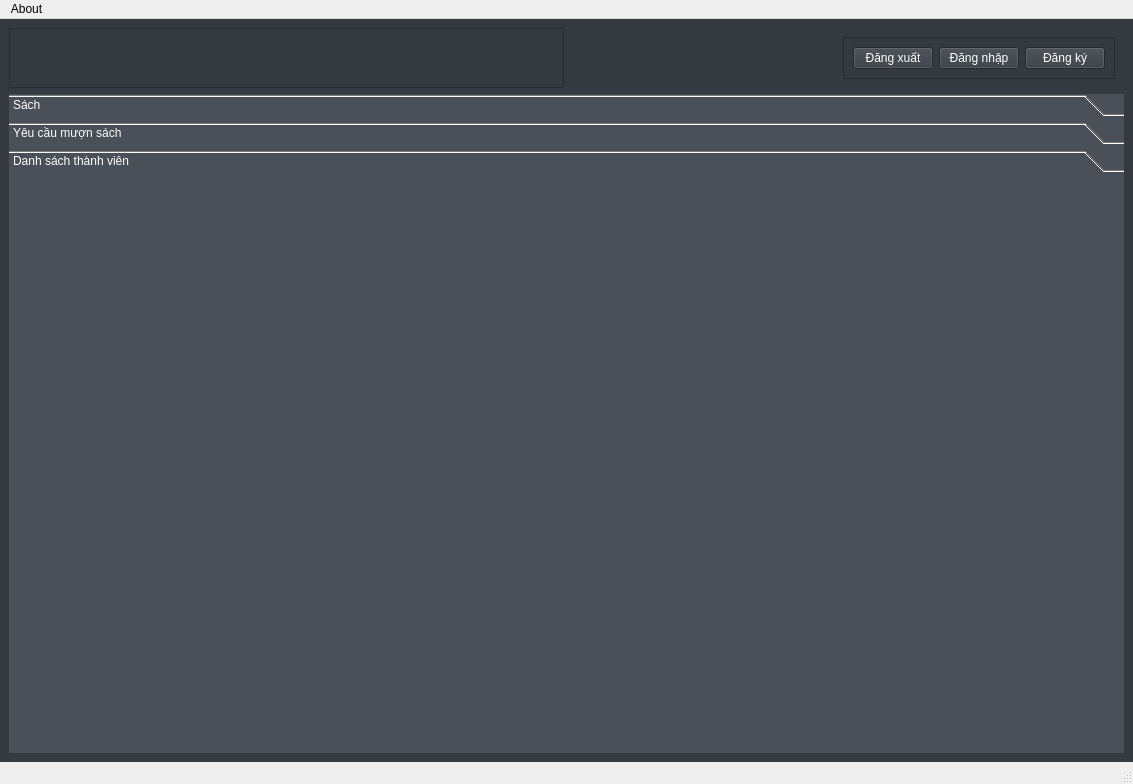
Above: mainwindow.ui from fantasyinferno/libpro before the change. Below: the same form after it.
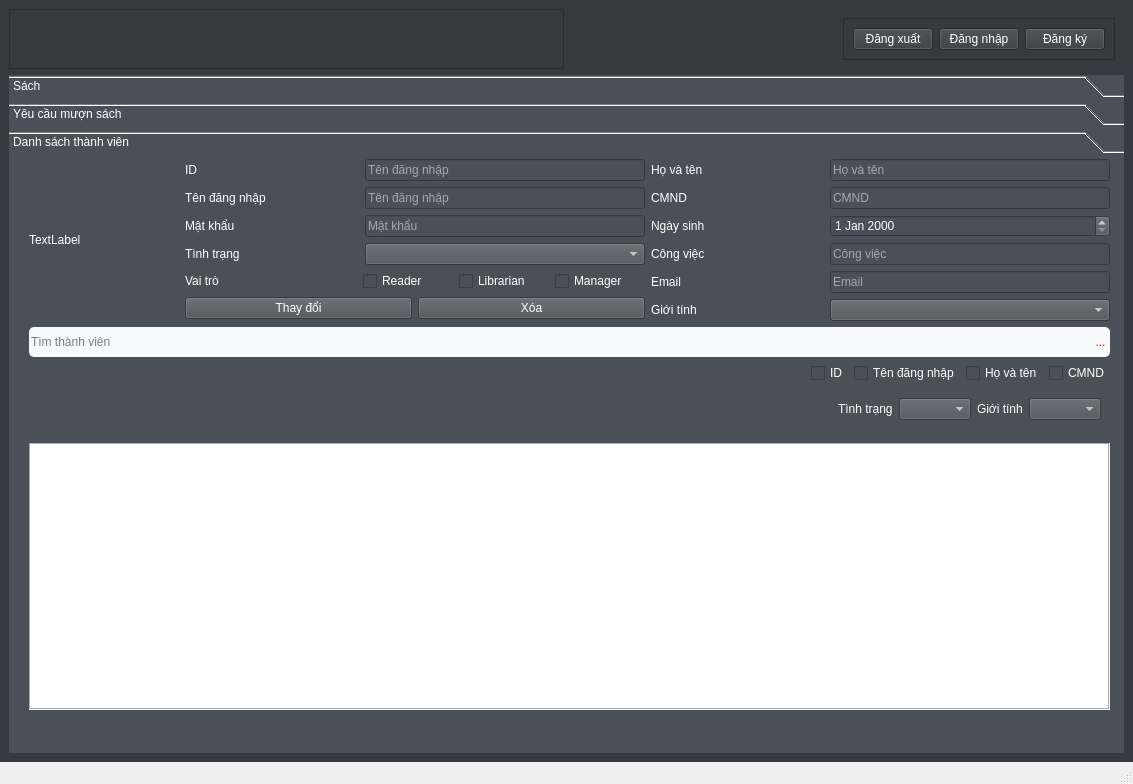
That is the form after the change. The open tabs and pages were chosen to show the change. Icons and pictures are not drawn.

Patch:
```diff
--- a/mainwindow.ui
+++ b/mainwindow.ui
@@ -711,8 +711,8 @@
           <rect>
            <x>0</x>
            <y>0</y>
-           <width>1109</width>
-           <height>524</height>
+           <width>1113</width>
+           <height>556</height>
           </rect>
          </property>
          <attribute name="icon">
@@ -722,6 +722,808 @@
          <attribute name="label">
           <string>Danh sách thành viên</string>
          </attribute>
+         <widget class="QWidget" name="layoutWidget">
+          <property name="geometry">
+           <rect>
+            <x>20</x>
+            <y>0</y>
+            <width>1081</width>
+            <height>551</height>
+           </rect>
+          </property>
+          <layout class="QVBoxLayout" name="verticalLayout_12">
+           <item>
+            <layout class="QHBoxLayout" name="horizontalLayout_8"/>
+           </item>
+           <item>
+            <layout class="QHBoxLayout" name="horizontalLayout_12">
+             <item>
+              <widget class="QLabel" name="label_12">
+               <property name="sizePolicy">
+                <sizepolicy hsizetype="Fixed" vsizetype="Fixed">
+                 <horstretch>0</horstretch>
+                 <verstretch>0</verstretch>
+                </sizepolicy>
+               </property>
+               <property name="minimumSize">
+                <size>
+                 <width>150</width>
+                 <height>150</height>
+                </size>
+               </property>
+               <property name="text">
+                <string>TextLabel</string>
+               </property>
+              </widget>
+             </item>
+             <item>
+              <layout class="QVBoxLayout" name="verticalLayout_13">
+               <item>
+                <layout class="QVBoxLayout" name="verticalLayout_14">
+                 <item>
+                  <layout class="QHBoxLayout" name="horizontalLayout_15">
+                   <property name="bottomMargin">
+                    <number>0</number>
+                   </property>
+                   <item>
+                    <layout class="QVBoxLayout" name="verticalLayout_15">
+                     <property name="bottomMargin">
+                      <number>0</number>
+                     </property>
+                     <item>
+                      <layout class="QHBoxLayout" name="horizontalLayout_14">
+                       <property name="bottomMargin">
+                        <number>0</number>
+                       </property>
+                       <item>
+                        <widget class="QLabel" name="label_11">
+                         <property name="text">
+                          <string>ID</string>
+                         </property>
+                        </widget>
+                       </item>
+                       <item>
+                        <spacer name="horizontalSpacer_11">
+                         <property name="orientation">
+                          <enum>Qt::Horizontal</enum>
+                         </property>
+                         <property name="sizeHint" stdset="0">
+                          <size>
+                           <width>0</width>
+                           <height>20</height>
+                          </size>
+                         </property>
+                        </spacer>
+                       </item>
+                       <item>
+                        <widget class="QLineEdit" name="id">
+                         <property name="sizePolicy">
+                          <sizepolicy hsizetype="Fixed" vsizetype="Fixed">
+                           <horstretch>0</horstretch>
+                           <verstretch>0</verstretch>
+                          </sizepolicy>
+                         </property>
+                         <property name="minimumSize">
+                          <size>
+                           <width>280</width>
+                           <height>0</height>
+                          </size>
+                         </property>
+                         <property name="placeholderText">
+                          <string>Tên đăng nhập</string>
+                         </property>
+                        </widget>
+                       </item>
+                      </layout>
+                     </item>
+                     <item>
+                      <layout class="QHBoxLayout" name="horizontalLayout_13">
+                       <property name="bottomMargin">
+                        <number>0</number>
+                       </property>
+                       <item>
+                        <widget class="QLabel" name="label">
+                         <property name="text">
+                          <string>Tên đăng nhập</string>
+                         </property>
+                        </widget>
+                       </item>
+                       <item>
+                        <spacer name="horizontalSpacer_2">
+                         <property name="orientation">
+                          <enum>Qt::Horizontal</enum>
+                         </property>
+                         <property name="sizeHint" stdset="0">
+                          <size>
+                           <width>0</width>
+                           <height>20</height>
+                          </size>
+                         </property>
+                        </spacer>
+                       </item>
+                       <item>
+                        <widget class="QLineEdit" name="tenDangNhap">
+                         <property name="sizePolicy">
+                          <sizepolicy hsizetype="Fixed" vsizetype="Fixed">
+                           <horstretch>0</horstretch>
+                           <verstretch>0</verstretch>
+                          </sizepolicy>
+                         </property>
+                         <property name="minimumSize">
+                          <size>
+                           <width>280</width>
+                           <height>0</height>
+                          </size>
+                         </property>
+                         <property name="placeholderText">
+                          <string>Tên đăng nhập</string>
+                         </property>
+                        </widget>
+                       </item>
+                      </layout>
+                     </item>
+                     <item>
+                      <layout class="QHBoxLayout" name="horizontalLayout_16">
+                       <property name="bottomMargin">
+                        <number>0</number>
+                       </property>
+                       <item>
+                        <widget class="QLabel" name="label_2">
+                         <property name="text">
+                          <string>Mật khẩu</string>
+                         </property>
+                        </widget>
+                       </item>
+                       <item>
+                        <spacer name="horizontalSpacer_3">
+                         <property name="orientation">
+                          <enum>Qt::Horizontal</enum>
+                         </property>
+                         <property name="sizeHint" stdset="0">
+                          <size>
+                           <width>0</width>
+                           <height>20</height>
+                          </size>
+                         </property>
+                        </spacer>
+                       </item>
+                       <item>
+                        <widget class="QLineEdit" name="matKhau">
+                         <property name="sizePolicy">
+                          <sizepolicy hsizetype="Fixed" vsizetype="Fixed">
+                           <horstretch>0</horstretch>
+                           <verstretch>0</verstretch>
+                          </sizepolicy>
+                         </property>
+                         <property name="minimumSize">
+                          <size>
+                           <width>280</width>
+                           <height>0</height>
+                          </size>
+                         </property>
+                         <property name="text">
+                          <string/>
+                         </property>
+                         <property name="placeholderText">
+                          <string>Mật khẩu</string>
+                         </property>
+                        </widget>
+                       </item>
+                      </layout>
+                     </item>
+                     <item>
+                      <layout class="QHBoxLayout" name="horizontalLayout_17">
+                       <property name="bottomMargin">
+                        <number>0</number>
+                       </property>
+                       <item>
+                        <widget class="QLabel" name="label_4">
+                         <property name="text">
+                          <string>Tình trạng</string>
+                         </property>
+                        </widget>
+                       </item>
+                       <item>
+                        <spacer name="horizontalSpacer_5">
+                         <property name="orientation">
+                          <enum>Qt::Horizontal</enum>
+                         </property>
+                         <property name="sizeHint" stdset="0">
+                          <size>
+                           <width>0</width>
+                           <height>20</height>
+                          </size>
+                         </property>
+                        </spacer>
+                       </item>
+                       <item>
+                        <widget class="QComboBox" name="tinhTrang">
+                         <property name="sizePolicy">
+                          <sizepolicy hsizetype="Fixed" vsizetype="Fixed">
+                           <horstretch>0</horstretch>
+                           <verstretch>0</verstretch>
+                          </sizepolicy>
+                         </property>
+                         <property name="minimumSize">
+                          <size>
+                           <width>280</width>
+                           <height>0</height>
+                          </size>
+                         </property>
+                        </widget>
+                       </item>
+                      </layout>
+                     </item>
+                    </layout>
+                   </item>
+                  </layout>
+                 </item>
+                </layout>
+               </item>
+               <item>
+                <layout class="QHBoxLayout" name="horizontalLayout_19">
+                 <property name="bottomMargin">
+                  <number>0</number>
+                 </property>
+                 <item>
+                  <widget class="QLabel" name="label_10">
+                   <property name="text">
+                    <string>Vai trò</string>
+                   </property>
+                  </widget>
+                 </item>
+                 <item>
+                  <spacer name="horizontalSpacer_12">
+                   <property name="orientation">
+                    <enum>Qt::Horizontal</enum>
+                   </property>
+                   <property name="sizeHint" stdset="0">
+                    <size>
+                     <width>0</width>
+                     <height>20</height>
+                    </size>
+                   </property>
+                  </spacer>
+                 </item>
+                 <item>
+                  <widget class="QCheckBox" name="reader">
+                   <property name="minimumSize">
+                    <size>
+                     <width>90</width>
+                     <height>0</height>
+                    </size>
+                   </property>
+                   <property name="text">
+                    <string>Reader</string>
+                   </property>
+                  </widget>
+                 </item>
+                 <item>
+                  <widget class="QCheckBox" name="librarian">
+                   <property name="minimumSize">
+                    <size>
+                     <width>90</width>
+                     <height>0</height>
+                    </size>
+                   </property>
+                   <property name="text">
+                    <string>Librarian</string>
+                   </property>
+                  </widget>
+                 </item>
+                 <item>
+                  <widget class="QCheckBox" name="manager">
+                   <property name="minimumSize">
+                    <size>
+                     <width>90</width>
+                     <height>0</height>
+                    </size>
+                   </property>
+                   <property name="text">
+                    <string>Manager</string>
+                   </property>
+                  </widget>
+                 </item>
+                </layout>
+               </item>
+               <item>
+                <layout class="QHBoxLayout" name="horizontalLayout_18">
+                 <item>
+                  <widget class="QPushButton" name="thayDoiButton">
+                   <property name="text">
+                    <string>Thay đổi</string>
+                   </property>
+                  </widget>
+                 </item>
+                 <item>
+                  <widget class="QPushButton" name="xoaButton">
+                   <property name="text">
+                    <string>Xóa</string>
+                   </property>
+                  </widget>
+                 </item>
+                </layout>
+               </item>
+              </layout>
+             </item>
+             <item>
+              <layout class="QVBoxLayout" name="verticalLayout_16">
+               <item>
+                <layout class="QHBoxLayout" name="horizontalLayout_20">
+                 <property name="bottomMargin">
+                  <number>0</number>
+                 </property>
+                 <item>
+                  <widget class="QLabel" name="label_6">
+                   <property name="text">
+                    <string>Họ và tên</string>
+                   </property>
+                  </widget>
+                 </item>
+                 <item>
+                  <spacer name="horizontalSpacer_7">
+                   <property name="orientation">
+                    <enum>Qt::Horizontal</enum>
+                   </property>
+                   <property name="sizeHint" stdset="0">
+                    <size>
+                     <width>0</width>
+                     <height>20</height>
+                    </size>
+                   </property>
+                  </spacer>
+                 </item>
+                 <item>
+                  <widget class="QLineEdit" name="hoVaTen">
+                   <property name="sizePolicy">
+                    <sizepolicy hsizetype="Fixed" vsizetype="Fixed">
+                     <horstretch>0</horstretch>
+                     <verstretch>0</verstretch>
+                    </sizepolicy>
+                   </property>
+                   <property name="minimumSize">
+                    <size>
+                     <width>280</width>
+                     <height>0</height>
+                    </size>
+                   </property>
+                   <property name="placeholderText">
+                    <string>Họ và tên</string>
+                   </property>
+                  </widget>
+                 </item>
+                </layout>
+               </item>
+               <item>
+                <layout class="QHBoxLayout" name="horizontalLayout_21">
+                 <property name="bottomMargin">
+                  <number>0</number>
+                 </property>
+                 <item>
+                  <widget class="QLabel" name="label_5">
+                   <property name="text">
+                    <string>CMND</string>
+                   </property>
+                  </widget>
+                 </item>
+                 <item>
+                  <spacer name="horizontalSpacer_6">
+                   <property name="orientation">
+                    <enum>Qt::Horizontal</enum>
+                   </property>
+                   <property name="sizeHint" stdset="0">
+                    <size>
+                     <width>0</width>
+                     <height>20</height>
+                    </size>
+                   </property>
+                  </spacer>
+                 </item>
+                 <item>
+                  <widget class="QLineEdit" name="CMND">
+                   <property name="sizePolicy">
+                    <sizepolicy hsizetype="Fixed" vsizetype="Fixed">
+                     <horstretch>0</horstretch>
+                     <verstretch>0</verstretch>
+                    </sizepolicy>
+                   </property>
+                   <property name="minimumSize">
+                    <size>
+                     <width>280</width>
+                     <height>0</height>
+                    </size>
+                   </property>
+                   <property name="placeholderText">
+                    <string>CMND</string>
+                   </property>
+                  </widget>
+                 </item>
+                </layout>
+               </item>
+               <item>
+                <layout class="QHBoxLayout" name="horizontalLayout_22">
+                 <property name="bottomMargin">
+                  <number>0</number>
+                 </property>
+                 <item>
+                  <widget class="QLabel" name="label_7">
+                   <property name="text">
+                    <string>Ngày sinh</string>
+                   </property>
+                  </widget>
+                 </item>
+                 <item>
+                  <spacer name="horizontalSpacer_8">
+                   <property name="orientation">
+                    <enum>Qt::Horizontal</enum>
+                   </property>
+                   <property name="sizeHint" stdset="0">
+                    <size>
+                     <width>0</width>
+                     <height>20</height>
+                    </size>
+                   </property>
+                  </spacer>
+                 </item>
+                 <item>
+                  <widget class="QDateEdit" name="ngaySinh">
+                   <property name="minimumSize">
+                    <size>
+                     <width>280</width>
+                     <height>0</height>
+                    </size>
+                   </property>
+                  </widget>
+                 </item>
+                </layout>
+               </item>
+               <item>
+                <layout class="QHBoxLayout" name="horizontalLayout_23">
+                 <property name="bottomMargin">
+                  <number>0</number>
+                 </property>
+                 <item>
+                  <widget class="QLabel" name="label_8">
+                   <property name="text">
+                    <string>Công việc</string>
+                   </property>
+                  </widget>
+                 </item>
+                 <item>
+                  <spacer name="horizontalSpacer_9">
+                   <property name="orientation">
+                    <enum>Qt::Horizontal</enum>
+                   </property>
+                   <property name="sizeHint" stdset="0">
+                    <size>
+                     <width>0</width>
+                     <height>20</height>
+                    </size>
+                   </property>
+                  </spacer>
+                 </item>
+                 <item>
+                  <widget class="QLineEdit" name="congViec">
+                   <property name="sizePolicy">
+                    <sizepolicy hsizetype="Fixed" vsizetype="Fixed">
+                     <horstretch>0</horstretch>
+                     <verstretch>0</verstretch>
+                    </sizepolicy>
+                   </property>
+                   <property name="minimumSize">
+                    <size>
+                     <width>280</width>
+                     <height>0</height>
+                    </size>
+                   </property>
+                   <property name="placeholderText">
+                    <string>Công việc</string>
+                   </property>
+                  </widget>
+                 </item>
+                </layout>
+               </item>
+               <item>
+                <layout class="QHBoxLayout" name="horizontalLayout_24">
+                 <property name="bottomMargin">
+                  <number>0</number>
+                 </property>
+                 <item>
+                  <widget class="QLabel" name="label_3">
+                   <property name="text">
+                    <string>Email</string>
+                   </property>
+                  </widget>
+                 </item>
+                 <item>
+                  <spacer name="horizontalSpacer_4">
+                   <property name="orientation">
+                    <enum>Qt::Horizontal</enum>
+                   </property>
+                   <property name="sizeHint" stdset="0">
+                    <size>
+                     <width>0</width>
+                     <height>20</height>
+                    </size>
+                   </property>
+                  </spacer>
+                 </item>
+                 <item>
+                  <widget class="QLineEdit" name="email">
+                   <property name="sizePolicy">
+                    <sizepolicy hsizetype="Fixed" vsizetype="Fixed">
+                     <horstretch>0</horstretch>
+                     <verstretch>0</verstretch>
+                    </sizepolicy>
+                   </property>
+                   <property name="minimumSize">
+                    <size>
+                     <width>280</width>
+                     <height>0</height>
+                    </size>
+                   </property>
+                   <property name="placeholderText">
+                    <string>Email</string>
+                   </property>
+                  </widget>
+                 </item>
+                </layout>
+               </item>
+               <item>
+                <layout class="QHBoxLayout" name="horizontalLayout_25">
+                 <property name="bottomMargin">
+                  <number>0</number>
+                 </property>
+                 <item>
+                  <widget class="QLabel" name="label_9">
+                   <property name="text">
+                    <string>Giới tính</string>
+                   </property>
+                  </widget>
+                 </item>
+                 <item>
+                  <spacer name="horizontalSpacer_10">
+                   <property name="orientation">
+                    <enum>Qt::Horizontal</enum>
+                   </property>
+                   <property name="sizeHint" stdset="0">
+                    <size>
+                     <width>0</width>
+                     <height>20</height>
+                    </size>
+                   </property>
+                  </spacer>
+                 </item>
+                 <item>
+                  <widget class="QComboBox" name="gioiTinh">
+                   <property name="sizePolicy">
+                    <sizepolicy hsizetype="Fixed" vsizetype="Fixed">
+                     <horstretch>0</horstretch>
+                     <verstretch>0</verstretch>
+                    </sizepolicy>
+                   </property>
+                   <property name="minimumSize">
+                    <size>
+                     <width>280</width>
+                     <height>0</height>
+                    </size>
+                   </property>
+                  </widget>
+                 </item>
+                </layout>
+               </item>
+              </layout>
+             </item>
+            </layout>
+           </item>
+           <item>
+            <layout class="QVBoxLayout" name="verticalLayout_17">
+             <item>
+              <layout class="QHBoxLayout" name="horizontalLayout_26">
+               <property name="spacing">
+                <number>0</number>
+               </property>
+               <item>
+                <widget class="QLineEdit" name="thanhTimKiem_manager">
+                 <property name="minimumSize">
+                  <size>
+                   <width>0</width>
+                   <height>30</height>
+                  </size>
+                 </property>
+                 <property name="styleSheet">
+                  <string notr="true">border-top-left-radius: 5px;
+border-bottom-left-radius: 5px;
+border-style: outset;
+border-color: rgb(72, 72, 72);
+background-color: #f8f9fa;
+color: black;</string>
+                 </property>
+                 <property name="text">
+                  <string/>
+                 </property>
+                 <property name="placeholderText">
+                  <string>Tìm thành viên</string>
+                 </property>
+                </widget>
+               </item>
+               <item>
+                <widget class="QToolButton" name="timKiemButton_2">
+                 <property name="minimumSize">
+                  <size>
+                   <width>0</width>
+                   <height>30</height>
+                  </size>
+                 </property>
+                 <property name="autoFillBackground">
+                  <bool>false</bool>
+                 </property>
+                 <property name="styleSheet">
+                  <string notr="true">border-top-right-radius: 5px;
+border-bottom-right-radius: 5px;
+border-style: outset;
+border-color: rgb(72, 72, 72);
+background-color: #f8f9fa;
+color: red;</string>
+                 </property>
+                 <property name="text">
+                  <string>...</string>
+                 </property>
+                 <property name="icon">
+                  <iconset resource="resources.qrc">
+                   <normaloff>:/media/icons/search_bar.png</normaloff>:/media/icons/search_bar.png</iconset>
+                 </property>
+                 <property name="iconSize">
+                  <size>
+                   <width>20</width>
+                   <height>25</height>
+                  </size>
+                 </property>
+                </widget>
+               </item>
+              </layout>
+             </item>
+             <item>
+              <layout class="QHBoxLayout" name="horizontalLayout_27">
+               <property name="bottomMargin">
+                <number>0</number>
+               </property>
+               <item>
+                <spacer name="horizontalSpacer">
+                 <property name="orientation">
+                  <enum>Qt::Horizontal</enum>
+                 </property>
+                 <property name="sizeHint" stdset="0">
+                  <size>
+                   <width>40</width>
+                   <height>20</height>
+                  </size>
+                 </property>
+                </spacer>
+               </item>
+               <item>
+                <widget class="QCheckBox" name="f_id">
+                 <property name="text">
+                  <string>ID</string>
+                 </property>
+                </widget>
+               </item>
+               <item>
+                <widget class="QCheckBox" name="f_tendangnhap">
+                 <property name="text">
+                  <string>Tên đăng nhập</string>
+                 </property>
+                </widget>
+               </item>
+               <item>
+                <widget class="QCheckBox" name="f_hovaten">
+                 <property name="text">
+                  <string>Họ và tên</string>
+                 </property>
+                </widget>
+               </item>
+               <item>
+                <widget class="QCheckBox" name="f_cmnd">
+                 <property name="text">
+                  <string>CMND</string>
+                 </property>
+                </widget>
+               </item>
+              </layout>
+             </item>
+             <item>
+              <widget class="QWidget" name="widget" native="true">
+               <layout class="QHBoxLayout" name="horizontalLayout_28">
+                <property name="bottomMargin">
+                 <number>1</number>
+                </property>
+                <item>
+                 <spacer name="horizontalSpacer_13">
+                  <property name="orientation">
+                   <enum>Qt::Horizontal</enum>
+                  </property>
+                  <property name="sizeHint" stdset="0">
+                   <size>
+                    <width>40</width>
+                    <height>20</height>
+                   </size>
+                  </property>
+                 </spacer>
+                </item>
+                <item>
+                 <widget class="QLabel" name="label_14">
+                  <property name="text">
+                   <string>Tình trạng</string>
+                  </property>
+                 </widget>
+                </item>
+                <item>
+                 <widget class="QComboBox" name="combo_tinhtrang"/>
+                </item>
+                <item>
+                 <widget class="QLabel" name="label_13">
+                  <property name="text">
+                   <string>Giới tính</string>
+                  </property>
+                 </widget>
+                </item>
+                <item>
+                 <widget class="QComboBox" name="combo_gioitinh"/>
+                </item>
+               </layout>
+              </widget>
+             </item>
+             <item>
+              <widget class="QWidget" name="widget_2" native="true">
+               <layout class="QHBoxLayout" name="horizontalLayout_29">
+                <property name="bottomMargin">
+                 <number>1</number>
+                </property>
+               </layout>
+              </widget>
+             </item>
+             <item>
+              <widget class="QTableView" name="danhSachThanhVien">
+               <property name="styleSheet">
+                <string notr="true">background-color: white;
+color: black;</string>
+               </property>
+               <property name="frameShape">
+                <enum>QFrame::Box</enum>
+               </property>
+               <property name="editTriggers">
+                <set>QAbstractItemView::NoEditTriggers</set>
+               </property>
+               <property name="alternatingRowColors">
+                <bool>true</bool>
+               </property>
+               <property name="selectionMode">
+                <enum>QAbstractItemView::ExtendedSelection</enum>
+               </property>
+               <property name="selectionBehavior">
+                <enum>QAbstractItemView::SelectItems</enum>
+               </property>
+               <property name="sortingEnabled">
+                <bool>true</bool>
+               </property>
+               <attribute name="horizontalHeaderVisible">
+                <bool>false</bool>
+               </attribute>
+               <attribute name="horizontalHeaderCascadingSectionResizes">
+                <bool>true</bool>
+               </attribute>
+               <attribute name="horizontalHeaderDefaultSectionSize">
+                <number>125</number>
+               </attribute>
+               <attribute name="verticalHeaderCascadingSectionResizes">
+                <bool>true</bool>
+               </attribute>
+              </widget>
+             </item>
+            </layout>
+           </item>
+          </layout>
+         </widget>
         </widget>
        </widget>
       </item>
@@ -738,16 +1540,9 @@
      <x>0</x>
      <y>0</y>
      <width>1133</width>
-     <height>26</height>
+     <height>21</height>
     </rect>
    </property>
-   <widget class="QMenu" name="menuAbout">
-    <property name="title">
-     <string>About</string>
-    </property>
-    <addaction name="actionAbout_LIBPRO"/>
-   </widget>
-   <addaction name="menuAbout"/>
   </widget>
   <widget class="QStatusBar" name="statusbar"/>
   <action name="actionAbout_LIBPRO">
```
Left out of the diff: 10 changed lines with no effect on the pictures.
